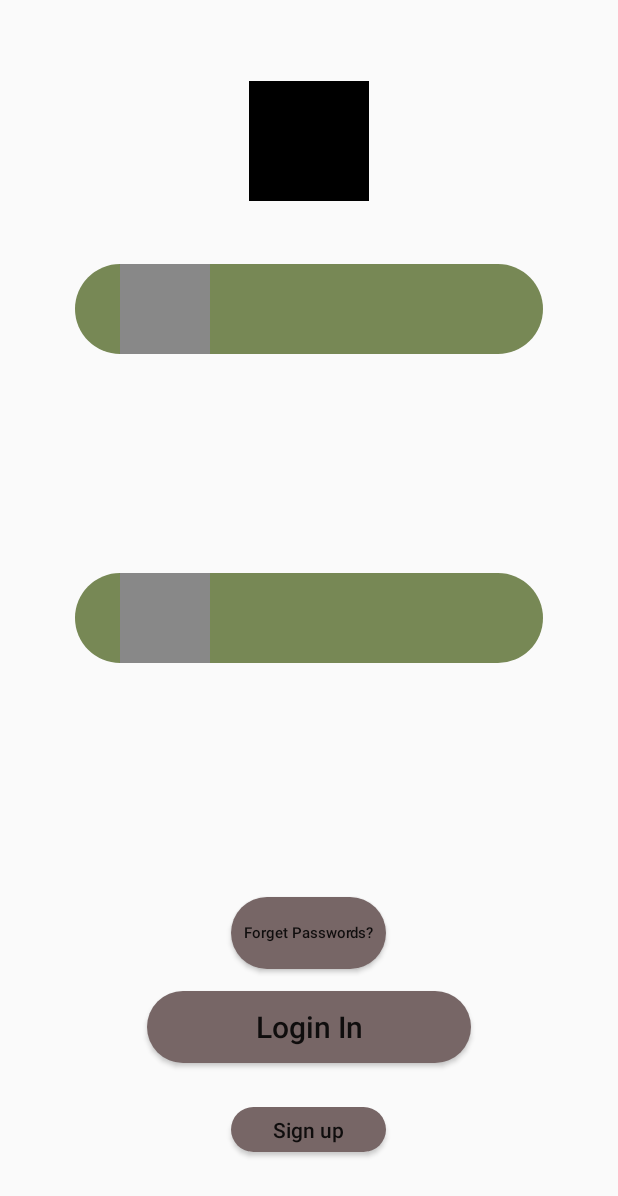
After one commit to Leostadyn/HairMate, an Android app: the layout logining.xml on its own in the app's theme, with its tools: preview values and no code run, on a phone screen of 412 x 824 dp. The commit adds this screen. Shown: the top 1196 px of the screen. Run offline under Robolectric (Android 15) with nearby library versions, the phone set to English and light mode, and no system bars.

Commit message:
add login

```diff
--- /dev/null
+++ b/app/src/main/java/com/example/stackfarm/myapplication/logining/LoginActivity.java
@@ -0,0 +1,64 @@
+package com.example.stackfarm.myapplication.logining;
+
+import android.os.Bundle;
+import android.support.v7.app.AppCompatActivity;
+import android.view.View;
+import android.widget.Button;
+import android.widget.EditText;
+import android.widget.Toast;
+
+import com.example.stackfarm.myapplication.R;
+
+public class LoginActivity extends AppCompatActivity implements View.OnClickListener{
+    private EditText username_edit;
+    private EditText password_edit;
+    private Button login_btn;
+    private Button forget_btn;
+    private Button register_btn;
+
+
+    @Override
+    protected void onCreate(Bundle savedInstanceState) {
+        super.onCreate(savedInstanceState);
+        setContentView(R.layout.logining);
+
+        username_edit=(EditText) findViewById(R.id.username_edit);
+        password_edit=(EditText) findViewById(R.id.password_edit);
+        login_btn=(Button) findViewById(R.id.login_btn);
+        forget_btn=(Button) findViewById(R.id.forget_btn);
+        register_btn=(Button) findViewById(R.id.register_btn);
+
+        login_btn.setOnClickListener(this);
+        forget_btn.setOnClickListener(this);
+        register_btn.setOnClickListener(this);
+
+    }
+
+    @Override
+    public void onClick(View v) {
+        switch (v.getId()){
+            case R.id.login_btn:
+                String username=username_edit.getText().toString();
+                String password=password_edit.getText().toString();
+                if(username.equals("admin")&&password.equals("123456")){
+
+                }else {
+                    Toast.makeText(LoginActivity.this,"username or password is invalid",Toast.LENGTH_LONG).show();
+                }
+                break;
+
+            case R.id.forget_btn:
+
+
+                break;
+
+            case R.id.register_btn:
+
+
+                break;
+
+            default:
+                break;
+        }
+    }
+}
--- a/app/src/main/java/com/example/stackfarm/myapplication/opening/OpeningActivity.java
+++ b/app/src/main/java/com/example/stackfarm/myapplication/opening/OpeningActivity.java
@@ -16,7 +16,7 @@ public class OpeningActivity extends AppCompatActivity {
     protected void onCreate(Bundle savedInstanceState) {
         super.onCreate(savedInstanceState);
         setContentView(R.layout.opening);
-        icon=findViewById(R.id.icon);
+        icon=(ImageView) findViewById(R.id.icon);
         final TranslateAnimation bIcon = new TranslateAnimation(Animation.RELATIVE_TO_SELF, 0f,
                 Animation.RELATIVE_TO_SELF, 0f, Animation.RELATIVE_TO_SELF, 0f, Animation.RELATIVE_TO_SELF, -10f);
         bIcon.setDuration(3000);
--- /dev/null
+++ b/app/src/main/res/drawable/btn_shape_round.xml
@@ -0,0 +1,10 @@
+<?xml version="1.0" encoding="utf-8"?>
+<shape xmlns:android="http://schemas.android.com/apk/res/android">
+
+    <solid android:color="#766"/>
+    <corners
+    android:topLeftRadius="90dip"
+    android:topRightRadius="90dip"
+    android:bottomLeftRadius="90dip"
+    android:bottomRightRadius="90dip"/>
+</shape>
--- /dev/null
+++ b/app/src/main/res/drawable/edit_shape_round.xml
@@ -0,0 +1,10 @@
+<?xml version="1.0" encoding="utf-8"?>
+<shape xmlns:android="http://schemas.android.com/apk/res/android">
+
+    <solid android:color="#785"/>
+    <corners
+        android:topLeftRadius="90dip"
+        android:topRightRadius="90dip"
+        android:bottomLeftRadius="90dip"
+        android:bottomRightRadius="90dip"/>
+</shape>
--- /dev/null
+++ b/app/src/main/res/layout/logining.xml
@@ -0,0 +1,105 @@
+<?xml version="1.0" encoding="utf-8"?>
+<RelativeLayout
+    xmlns:android="http://schemas.android.com/apk/res/android"
+    android:layout_width="match_parent"
+    android:layout_height="match_parent">
+
+
+    <ImageView
+        android:layout_width="80dp"
+        android:layout_height="80dp"
+        android:layout_alignParentTop="true"
+        android:layout_centerHorizontal="true"
+        android:layout_marginTop="54dp"
+        android:background="#000" />
+
+    <RelativeLayout
+        android:id="@+id/username_layout"
+        android:layout_width="312dp"
+        android:layout_height="60dp"
+        android:layout_alignParentTop="true"
+        android:layout_centerHorizontal="true"
+        android:layout_marginTop="176dp"
+        android:background="@drawable/edit_shape_round">
+
+        <ImageView
+            android:id="@+id/username_img"
+            android:layout_width="60dp"
+            android:layout_height="60dp"
+            android:layout_alignParentStart="true"
+            android:layout_alignParentTop="true"
+            android:layout_marginStart="30dp"
+            android:background="#888" />
+
+        <EditText
+            android:id="@+id/username_edit"
+            android:layout_width="192dp"
+            android:layout_height="60dp"
+            android:layout_centerVertical="true"
+            android:layout_toEndOf="@+id/username_img"
+            android:background="@null"
+            android:minLines="1" />
+    </RelativeLayout>
+
+    <RelativeLayout
+        android:id="@+id/password_layout"
+        android:layout_width="312dp"
+        android:layout_height="60dp"
+        android:layout_centerInParent="true"
+        android:background="@drawable/edit_shape_round">
+
+        <ImageView
+            android:id="@+id/password_img"
+            android:layout_width="60dp"
+            android:layout_height="60dp"
+            android:layout_alignParentStart="true"
+            android:layout_alignParentTop="true"
+            android:layout_marginStart="30dp"
+            android:background="#888" />
+
+        <EditText
+            android:id="@+id/password_edit"
+            android:layout_width="192dp"
+            android:layout_height="60dp"
+            android:layout_centerVertical="true"
+            android:background="@null"
+            android:layout_toEndOf="@+id/password_img"
+            android:inputType="textPassword"
+            android:minLines="1" />
+    </RelativeLayout>
+
+    <Button
+        android:id="@+id/forget_btn"
+        android:layout_width="103dp"
+        android:layout_height="wrap_content"
+        android:layout_alignParentBottom="true"
+        android:layout_centerHorizontal="true"
+        android:layout_marginBottom="178dp"
+        android:background="@drawable/btn_shape_round"
+        android:text="Forget Passwords?"
+        android:textAllCaps="false"
+        android:textSize="10sp" />
+
+    <Button
+        android:id="@+id/login_btn"
+        android:layout_width="216dp"
+        android:layout_height="wrap_content"
+        android:layout_alignParentBottom="true"
+        android:layout_centerHorizontal="true"
+        android:layout_marginBottom="115dp"
+        android:background="@drawable/btn_shape_round"
+        android:textAllCaps="false"
+        android:text="Login In"
+        android:textSize="20sp"/>
+
+    <Button
+        android:id="@+id/register_btn"
+        android:layout_width="103dp"
+        android:layout_height="30dp"
+        android:layout_alignParentBottom="true"
+        android:layout_centerHorizontal="true"
+        android:layout_marginBottom="56dp"
+        android:background="@drawable/btn_shape_round"
+        android:text="Sign up"
+        android:textAllCaps="false" />
+</RelativeLayout>
```
